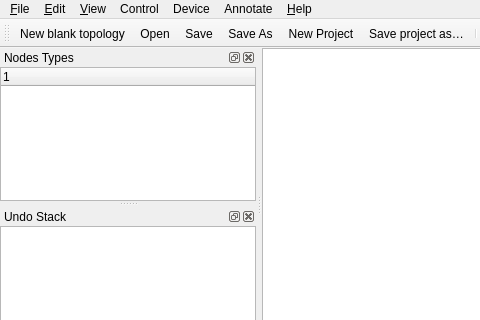
Before: the Qt Designer form src/GNS3/Ui/Form_MainWindow.ui in GNS3/gns3-legacy, drawn with Qt 5; both pictures show x 0 to 480 and y 0 to 320 of the 944 by 599 pixel window.
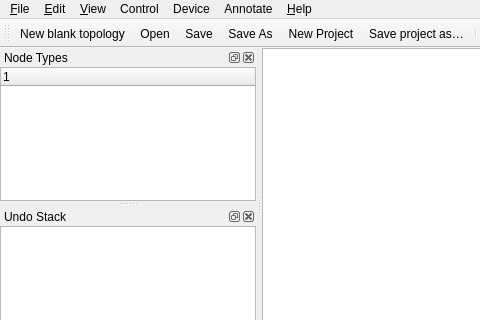
After: the same form once the commit is applied. Icons and pictures are not drawn. Custom widgets are drawn as their Qt base class.

Patch:
```diff
--- a/src/GNS3/Ui/Form_MainWindow.ui
+++ b/src/GNS3/Ui/Form_MainWindow.ui
@@ -180,7 +180,7 @@
     <set>Qt::LeftDockWidgetArea|Qt::RightDockWidgetArea</set>
    </property>
    <property name="windowTitle">
-    <string>Nodes Types</string>
+    <string>Node Types</string>
    </property>
    <attribute name="dockWidgetArea">
     <number>1</number>
```
